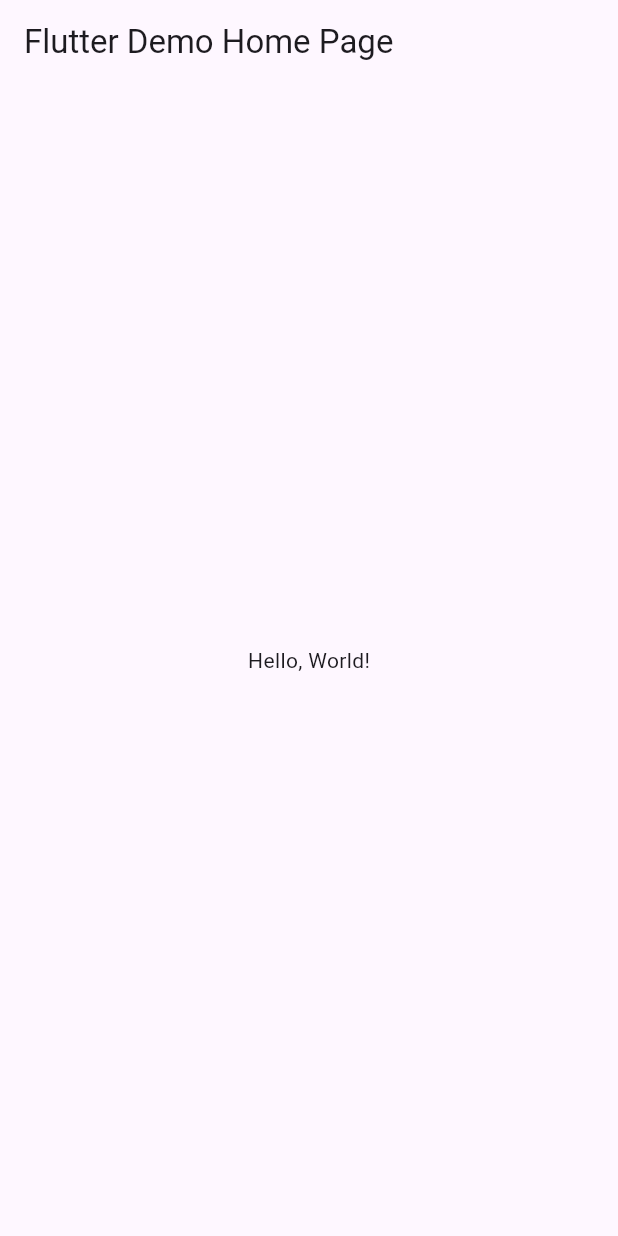
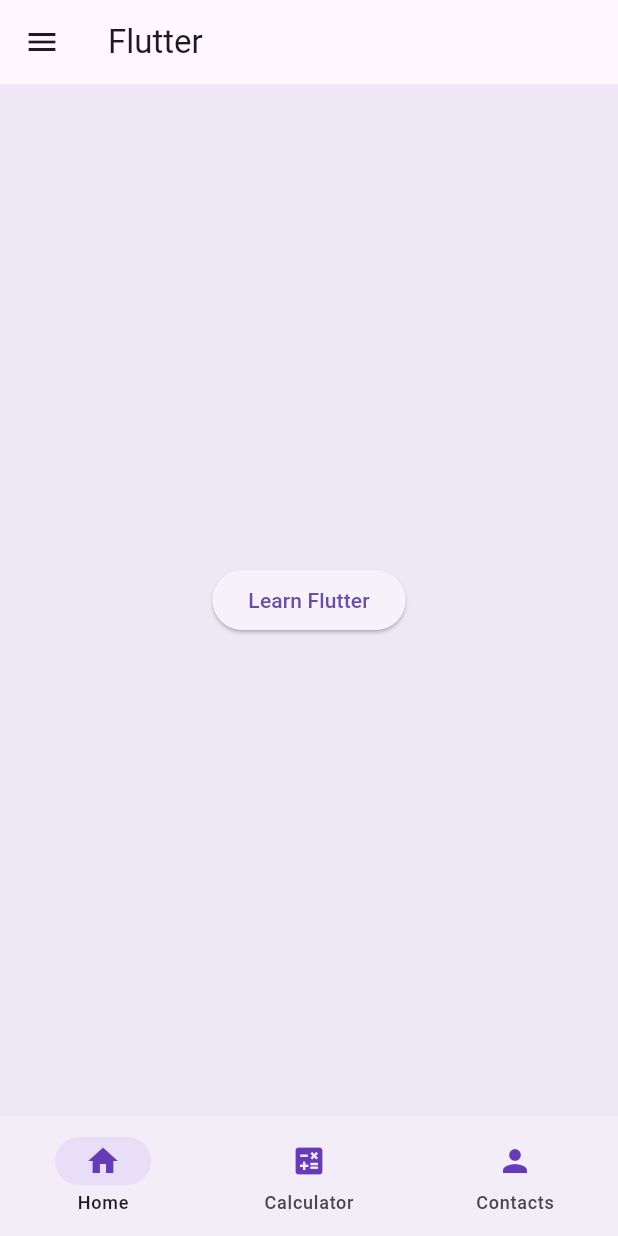
Before and after one commit to Mandali-inno/assignment2_flutter, a Flutter app: the screen it shows after launch, on a phone screen of 412 x 824 dp. Run offline on Flutter 3.47's test engine with Material 3 defaults, Android fonts, the phone set to English and light mode, and no system bars; our stand-ins replace math_expressions.

```diff
--- /dev/null
+++ b/lib/home_page.dart
@@ -0,0 +1,24 @@
+import 'package:flutter/material.dart';
+import 'package:helloworld/learn_flutter_page.dart';
+
+class HomePage extends StatefulWidget {
+  const HomePage({super.key});
+  _HomePageState createState() => _HomePageState();
+}
+
+class _HomePageState extends State<HomePage> {
+  @override
+  Widget build(BuildContext context) {
+    return Center(
+      child: ElevatedButton(
+        onPressed: () {
+          Navigator.of(context)
+              .push(MaterialPageRoute(builder: (BuildContext context) {
+            return const LearnFlutter();
+          }));
+        },
+        child: const Text('Learn Flutter'),
+      ),
+    );
+  }
+}
--- a/lib/main.dart
+++ b/lib/main.dart
@@ -1,42 +1,112 @@
 import 'package:flutter/material.dart';
+import 'package:helloworld/calculator.dart';
+import 'package:helloworld/home_page.dart';
+import 'package:helloworld/profile_page.dart';
 
-void main() => runApp(MyApp());
+void main() => runApp(const MyApp());
 
 class MyApp extends StatelessWidget {
   const MyApp({super.key});
-  // This widget is the root of your application.
   @override
   Widget build(BuildContext context) {
     return MaterialApp(
-      // Application name
-      title: 'Flutter Hello World',
-      // Application theme data, you can set the colors for the application as
-      // you want
-      theme: ThemeData(
-        // useMaterial3: true,
-        primarySwatch: Colors.blue,
-      ),
-      // A widget which will be started on application startup
-      home: MyHomePage(title: 'Flutter Demo Home Page'),
+      theme: ThemeData(primarySwatch: Colors.deepPurple),
+      debugShowCheckedModeBanner: false,
+      home: const RootPage(),
     );
   }
 }
 
-class MyHomePage extends StatelessWidget {
-  final String title;
-  const MyHomePage({super.key, required this.title});
+class RootPage extends StatefulWidget {
+  const RootPage({super.key});
+  _RootPageState createState() => _RootPageState();
+}
+
+class _RootPageState extends State<RootPage> {
+  int currentPage = 0;
+  List<Widget> pages = [
+    const HomePage(),
+    CalculatorPage(),
+    const ProfilePage(),
+  ];
 
   @override
   Widget build(BuildContext context) {
     return Scaffold(
+      backgroundColor: Colors.deepPurple[50],
       appBar: AppBar(
-        // The title text which will be shown on the action bar
-        title: Text(title),
+        title: const Text(
+          'Flutter',
+        ),
       ),
-      body: Center(
-        child: Text(
-          'Hello, World!',
+      drawer: Drawer(
+        backgroundColor: Colors.deepPurple[100],
+        child: ListView(
+          padding: EdgeInsets.zero,
+          children: [
+            UserAccountsDrawerHeader(
+              accountName: const Text('Mandali'),
+              accountEmail: const Text('mandaliinno@gmail.com'),
+              currentAccountPicture: CircleAvatar(
+                  child: ClipOval(
+                child: Image.asset('images/image1.jpg'),
+              )),
+              decoration: const BoxDecoration(
+                  image: DecorationImage(
+                image: AssetImage('images/image1.jpg'),
+                fit: BoxFit.cover,
+              )),
+            ),
+            ListTile(
+              title: const Text('Home'),
+              leading: const Icon(Icons.home, color: Colors.deepPurple),
+              onTap: () {
+                Navigator.of(context).push(
+                    MaterialPageRoute(builder: (context) => const HomePage()));
+              },
+            ),
+            const ListTile(
+              title: Text('Calculator'),
+              leading: Icon(Icons.calculate, color: Colors.deepPurple),
+            ),
+            ListTile(
+              title: const Text('Contacts'),
+              leading:
+                  const Icon(Icons.person_2_sharp, color: Colors.deepPurple),
+              // onTap: () {
+              //   Navigator.of(context).push(MaterialPageRoute(
+              //       builder: (context) => const ProfilePage()));
+              // },
+            ),
+          ],
         ),
+      ),
+      body: pages[currentPage],
+      // floatingActionButton: FloatingActionButton(
+      //   onPressed: () {
+      //     debugPrint('Floating action pressed');
+      //   },
+      //   child: const Icon(Icons.add),
+      // ),
+      bottomNavigationBar: NavigationBar(
+        destinations: const [
+          NavigationDestination(
+            icon: Icon(Icons.home, color: Colors.deepPurple),
+            label: 'Home',
+          ),
+          NavigationDestination(
+              icon: Icon(Icons.calculate, color: Colors.deepPurple),
+              label: 'Calculator'),
+          NavigationDestination(
+              icon: Icon(Icons.person, color: Colors.deepPurple),
+              label: 'Contacts'),
+        ],
+        onDestinationSelected: (int index) {
+          setState(() {
+            currentPage = index;
+          });
+        },
+        selectedIndex: currentPage,
       ),
     );
   }
--- a/pubspec.yaml
+++ b/pubspec.yaml
@@ -9,6 +9,7 @@ environment:
 dependencies:
   flutter:
     sdk: flutter
+  math_expressions: ^2.0.0
 
 dev_dependencies:
   flutter_test:
@@ -17,8 +18,8 @@ dev_dependencies:
 
 flutter:
   uses-material-design: true
-  # assets:
-  #  - images/a_dot_burr.jpeg
+  assets:
+   - images/image1.jpg
   #  - images/a_dot_ham.jpeg
   # fonts:
   #   - family: Schyler
```
Also changed, not shown: lib/button.dart (added, +32 -0 lines), lib/calculator.dart (added, +163 -0 lines), lib/learn_flutter_page.dart (added, +122 -0 lines), lib/profile_page.dart (added, +22 -0 lines), images/image1.jpg (added).
